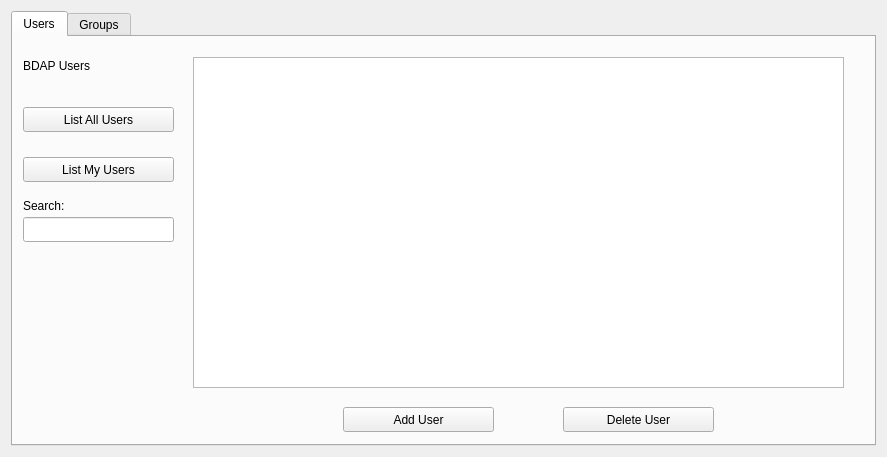
First picture: the form in src/qt/forms/bdappage.ui, repository duality-solutions/Dynamic, before the edit.
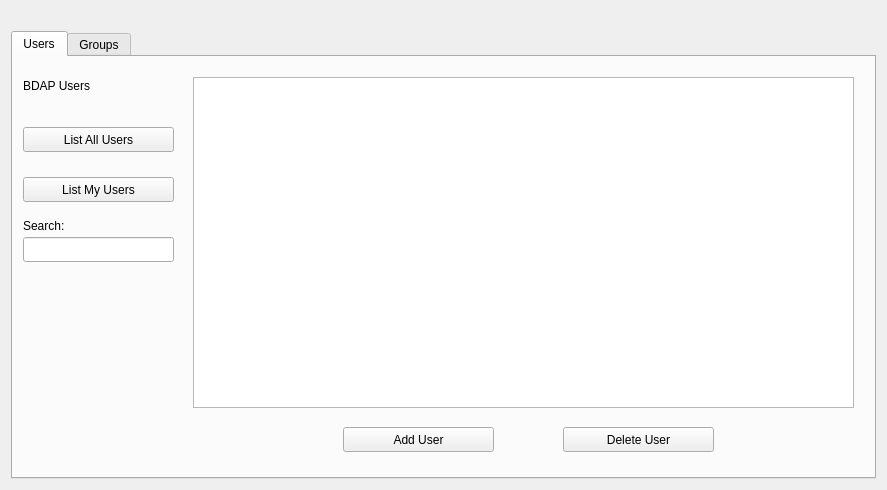
Second picture: the form after the edit. Icons and pictures are not drawn.

Commit message: [BDAP GUI] Implement List All Groups in TableWidget. WIP

Diff of the .ui file:
```diff
--- a/src/qt/forms/bdappage.ui
+++ b/src/qt/forms/bdappage.ui
@@ -7,7 +7,7 @@
     <x>0</x>
     <y>0</y>
     <width>887</width>
-    <height>457</height>
+    <height>490</height>
    </rect>
   </property>
   <property name="windowTitle">
@@ -15,6 +15,21 @@
   </property>
   <layout class="QHBoxLayout" name="horizontalLayout">
    <item>
+    <layout class="QVBoxLayout" name="verticalLayout">
+     <item>
+      <spacer name="horizontalSpacer">
+       <property name="orientation">
+        <enum>Qt::Horizontal</enum>
+       </property>
+       <property name="sizeHint" stdset="0">
+        <size>
+         <width>40</width>
+         <height>20</height>
+        </size>
+       </property>
+      </spacer>
+     </item>
+     <item>
     <widget class="QTabWidget" name="tabWidget">
      <property name="accessibleDescription">
       <string/>
@@ -142,43 +157,30 @@
         <bool>false</bool>
        </property>
       </widget>
-      <widget class="QWidget" name="horizontalLayoutWidget_2">
-       <property name="geometry">
-        <rect>
-         <x>840</x>
-         <y>10</y>
-         <width>21</width>
-         <height>401</height>
-        </rect>
-       </property>
-       <layout class="QHBoxLayout" name="horizontalLayout_3">
-        <item>
-         <spacer name="horizontalSpacer">
-          <property name="orientation">
-           <enum>Qt::Horizontal</enum>
-          </property>
-          <property name="sizeHint" stdset="0">
-           <size>
-            <width>40</width>
-            <height>20</height>
-           </size>
-          </property>
-         </spacer>
-        </item>
-       </layout>
-      </widget>
       <widget class="QTableWidget" name="tableWidget_Users">
        <property name="geometry">
         <rect>
          <x>180</x>
          <y>20</y>
-         <width>651</width>
+           <width>661</width>
          <height>331</height>
         </rect>
        </property>
        <property name="editTriggers">
         <set>QAbstractItemView::NoEditTriggers</set>
        </property>
+         <property name="selectionBehavior">
+          <enum>QAbstractItemView::SelectRows</enum>
+         </property>
+         <attribute name="horizontalHeaderShowSortIndicator" stdset="0">
+          <bool>true</bool>
+         </attribute>
+         <attribute name="horizontalHeaderStretchLastSection">
+          <bool>true</bool>
+         </attribute>
+         <attribute name="verticalHeaderStretchLastSection">
+          <bool>false</bool>
+         </attribute>
       </widget>
      </widget>
      <widget class="QWidget" name="tab_Groups">
@@ -319,6 +321,8 @@
       </widget>
      </widget>
     </widget>
+     </item>
+    </layout>
    </item>
   </layout>
  </widget>
```
Left out of the diff: 22 changed lines with no effect on the pictures. Lines whose indentation alone changed are shown as unchanged. The commit also changes 3 other files.
